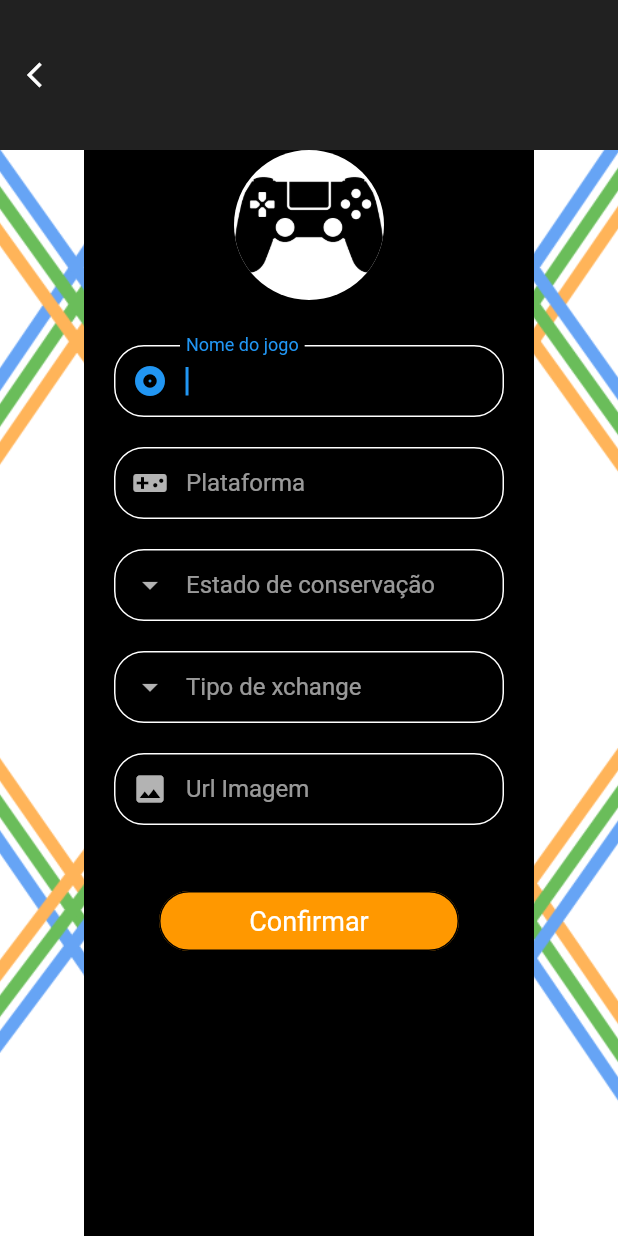
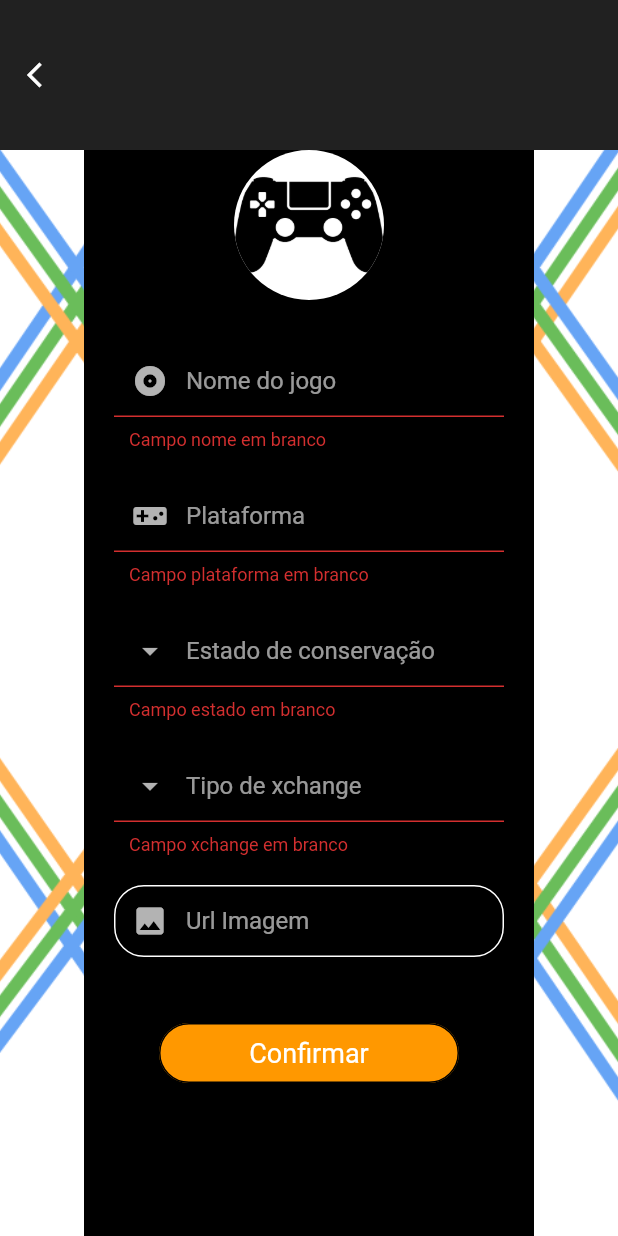
Before and after one commit to israeliarb/gamexchange_4code, a Flutter app: the GameForm screen opened by its route, scrolled down 100 dp, after a tap on "Confirmar", on a phone screen of 412 x 824 dp. Run offline on Flutter 3.47's test engine with Material 2 defaults, Android fonts, the phone set to English and light mode, and no system bars; our stand-ins replace shared_preferences; accounts and stored records are empty; network calls fail.

Commit message:
Inserção de Game no BD
Funcionando

```diff
--- a/lib/views/game_form.dart
+++ b/lib/views/game_form.dart
@@ -13,7 +13,7 @@ class _GameFormState extends State<GameForm> {
   bool _isLoading = false;
   final _formData = Map<String, Object>();
 
-  void initState(){
+  void initState() {
     super.initState();
     Provider.of<Games>(context, listen: false).carregarGames();
   }
@@ -37,11 +37,32 @@ class _GameFormState extends State<GameForm> {
     }
   }
 
-  String nomePlataforma="";
-  var _consoles =['','DreamCast','Game Gear','Game Cube','Game Boy','Master System','Nintendo 3DS','Nintendo 64','Nintendo Switch','Nintendo Wii','PlayStation 1','PlayStation 2','PlayStation 3','PlayStation 4','PlayStation 5','PSP','Xbox','Xbox 360','Xbox One','Xbox Series X/S'];
+  String nomePlataforma = "";
+  var _consoles = [
+    '',
+    'DreamCast',
+    'Game Gear',
+    'Game Cube',
+    'Game Boy',
+    'Master System',
+    'Nintendo 3DS',
+    'Nintendo 64',
+    'Nintendo Switch',
+    'Nintendo Wii',
+    'PlayStation 1',
+    'PlayStation 2',
+    'PlayStation 3',
+    'PlayStation 4',
+    'PlayStation 5',
+    'PSP',
+    'Xbox',
+    'Xbox 360',
+    'Xbox One',
+    'Xbox Series X/S'
+  ];
   var _itemSelecionado = '';
 
-  void _dropDownItemSelected(String novoItem){
+  void _dropDownItemSelected(String novoItem) {
     setState(() {
       this._itemSelecionado = novoItem;
     });
@@ -55,13 +76,16 @@ class _GameFormState extends State<GameForm> {
         elevation: 0,
         backgroundColor: Colors.grey[900],
         leading: IconButton(
-            onPressed: (){
+          onPressed: () {
             Navigator.pop(context);
           },
           icon: Icon(Icons.arrow_back_ios, size: 20, color: Colors.white),
         ),
       ),
+
+
       body: SingleChildScrollView(
+
         child: Container(
           decoration: BoxDecoration(
             color: Colors.white,
@@ -72,16 +96,13 @@ class _GameFormState extends State<GameForm> {
           ),
           width: double.infinity,
           height: MediaQuery.of(context).size.height,
-          child:
-          Center(
-            child:
-                  Container(
-                    width:300,
+          child: Center(
+            child: Container(
+              width: 300,
               height: double.infinity,
               color: Colors.black,
               //),
-                    child:
-                  Column(
+              child: Column(
                 children: [
                   Container(
                     height: 100,
@@ -90,8 +111,7 @@ class _GameFormState extends State<GameForm> {
                         image: DecorationImage(
                       image: AssetImage('assets/icons/gamexchange.png'),
                       fit: BoxFit.scaleDown,
-                            )
-                        ),
+                    )),
                   ),
                   Padding(
                     padding: const EdgeInsets.only(left: 20, right: 20),
@@ -104,125 +124,220 @@ class _GameFormState extends State<GameForm> {
                           image: DecorationImage(
                             image: AssetImage('assets/icons/controller.png'),
                             fit: BoxFit.fill,
+                          )),
+                    ),
+                  ),
+                  SizedBox(
+                    height: 30,
+                  ),
+
+                  Padding(
+                      padding: const EdgeInsets.only(left: 20, right: 20),
+                      child: Form(
+                          key: _form,
+                          child: Column(children: <Widget>[
+                            TextFormField(
+                              initialValue: _formData['nome'],
+                              decoration: InputDecoration(
+                                prefixIcon: Icon(Icons.album),
+                                contentPadding:
+                                EdgeInsets.symmetric(vertical: 0, horizontal: 10),
+                                enabledBorder: OutlineInputBorder(
+                                    borderSide: BorderSide(color: Colors.white),
+                                    borderRadius: BorderRadius.circular(20)),
+                                focusedBorder: OutlineInputBorder(
+                                    borderSide: BorderSide(color: Colors.white),
+                                    borderRadius: BorderRadius.circular(20)),
+                                labelText: 'Nome do jogo',
+                              ),
+                              validator: (value) {
+                                // ignore: missing_return
+                                if (value == null || value.trim().isEmpty) {
+                                  return 'Campo nome em branco';
+                                }
+                                return null;
+                              },
+                              onSaved: (value) => _formData['nome'] = value,
+                            ),
+                            SizedBox(
+                              height: 20,
+                            ),
+
+
+                            TextFormField(
+                              initialValue: _formData['plataforma'],
+                              decoration: InputDecoration(
+                                prefixIcon: Icon(Icons.videogame_asset),
+                                contentPadding:
+                                EdgeInsets.symmetric(vertical: 0, horizontal: 10),
+                                enabledBorder: OutlineInputBorder(
+                                    borderSide: BorderSide(color: Colors.white),
+                                    borderRadius: BorderRadius.circular(20)),
+                                focusedBorder: OutlineInputBorder(
+                                    borderSide: BorderSide(color: Colors.white),
+                                    borderRadius: BorderRadius.circular(20)),
+                                labelText: 'Plataforma',
+                              ),
+                              validator: (value) {
+                                // ignore: missing_return
+                                if (value == null || value.trim().isEmpty) {
+                                  return 'Campo plataforma em branco';
+                                }
+                                return null;
+                              },
+                              onSaved: (value) => _formData['plataforma'] = value,
+                            ),
+                            SizedBox(
+                              height: 20,
+                            ),
+
+
+                            TextFormField(
+                              initialValue: _formData['estado'],
+                              decoration: InputDecoration(
+                                prefixIcon: Icon(Icons.arrow_drop_down),
+                                contentPadding:
+                                EdgeInsets.symmetric(vertical: 0, horizontal: 10),
+                                enabledBorder: OutlineInputBorder(
+                                    borderSide: BorderSide(color: Colors.white),
+                                    borderRadius: BorderRadius.circular(20)),
+                                focusedBorder: OutlineInputBorder(
+                                    borderSide: BorderSide(color: Colors.white),
+                                    borderRadius: BorderRadius.circular(20)),
+                                labelText: 'Estado de conservação',
+                              ),
+                              validator: (value) {
+                                // ignore: missing_return
+                                if (value == null || value.trim().isEmpty) {
+                                  return 'Campo estado em branco';
+                                }
+                                return null;
+                              },
+                              onSaved: (value) => _formData['estado'] = value,
+                            ),
+                            SizedBox(
+                              height: 20,
+                            ),
+
+
+                            TextFormField(
+                              initialValue: _formData['xchange'],
+                              decoration: InputDecoration(
+                                prefixIcon: Icon(Icons.arrow_drop_down),
+                                contentPadding:
+                                EdgeInsets.symmetric(vertical: 0, horizontal: 10),
+                                enabledBorder: OutlineInputBorder(
+                                    borderSide: BorderSide(color: Colors.white),
+                                    borderRadius: BorderRadius.circular(20)),
+                                focusedBorder: OutlineInputBorder(
+                                    borderSide: BorderSide(color: Colors.white),
+                                    borderRadius: BorderRadius.circular(20)),
+                                labelText: 'Tipo de xchange',
+                              ),
+                              validator: (value) {
+                                // ignore: missing_return
+                                if (value == null || value.trim().isEmpty) {
+                                  return 'Campo xchange em branco';
+                                }
+                                return null;
+                              },
+                              onSaved: (value) => _formData['xchange'] = value,
+                            ),
+                            SizedBox(
+                              height: 20,
+                            ),
+
+
+                            TextFormField(
+                              initialValue: _formData['imageUrl'],
+                              decoration: InputDecoration(
+                                prefixIcon: Icon(Icons.image),
+                                contentPadding:
+                                EdgeInsets.symmetric(vertical: 0, horizontal: 10),
+                                enabledBorder: OutlineInputBorder(
+                                    borderSide: BorderSide(color: Colors.white),
+                                    borderRadius: BorderRadius.circular(20)),
+                                focusedBorder: OutlineInputBorder(
+                                    borderSide: BorderSide(color: Colors.white),
+                                    borderRadius: BorderRadius.circular(20)),
+                                labelText: 'Url Imagem',
+                              ),
+                              onSaved: (value) => _formData['imageUrl'] = value,
+                            ),
+                            SizedBox(
+                              height: 40,
+                            ),
+                          ]
+                          )
                       )
                   ),
+
+                  MaterialButton(
+                    //Confirmar
+                    minWidth: 200,
+                    height: 40,
+                    color: Colors.orange,
+                    onPressed: () async {
+                      final isValid = _form.currentState.validate();
+
+                      if (isValid) {
+                        _form.currentState.save();
+
+                        final game = Game(
+                          id: _formData['id'],
+                          nome: _formData['nome'],
+                          xchange: _formData['xchange'],
+                          plataforma: _formData['plataforma'],
+                          estado: _formData['estado'],
+                          imageUrl: _formData['imageUrl'],
+                        );
+
+                        setState(() {
+                          _isLoading = true;
+                        });
+
+                        final games =
+                            Provider.of<Games>(context, listen: false);
+
+                        try {
+                          if (_formData['id'] == null) {
+                            await games.adicionarGame(game);
+                          } else {
+                            await games.atualizarGame(game);
+                          }
+                          Navigator.of(context).pop();
+                        } catch (error) {
+                          await showDialog<Null>(
+                            context: context,
+                            builder: (ctx) => AlertDialog(
+                              title: Text('Ocorreu um erro!'),
+                              content:
+                                  Text('Ocorreu um erro pra salvar o jogo'),
+                              actions: <Widget>[
+                                // ignore: deprecated_member_use
+                                FlatButton(
+                                  child: Text('Fechar'),
+                                  onPressed: () => Navigator.of(context).pop(),
                                 ),
+                              ],
                             ),
-                      SizedBox(height: 30,),
-                      Padding( //nome
-                        padding: const EdgeInsets.only(left: 20, right: 20),
-                        child: TextField(
-                          autofocus: true,
-                          decoration: InputDecoration(
-                            prefixIcon: Icon(Icons.album),
-                            contentPadding: EdgeInsets.symmetric(vertical: 0, horizontal: 10),
-                            enabledBorder: OutlineInputBorder(
-                                borderSide: BorderSide(color: Colors.white),
-                                borderRadius: BorderRadius.circular(20)
+                          );
+                        } finally {
+                          setState(() {
+                            _isLoading = false;
+                          });
+                        }
+                        // Navigator.of(context).pop();
+                      }
+                    },
+                    shape: RoundedRectangleBorder(
+                        side: BorderSide(),
+                        borderRadius: BorderRadius.circular(20)),
+                    child: Text(
+                      "Confirmar",
+                      style:
+                          TextStyle(fontWeight: FontWeight.w400, fontSize: 18),
                     ),
-                            focusedBorder: OutlineInputBorder(
-                                borderSide: BorderSide(color: Colors.white),
-                                borderRadius: BorderRadius.circular(20)
-                            ),
-                            labelText: 'Nome do jogo',
-                          ),
-                        ),
-                      ),
-                      SizedBox(height: 20,),
-                      Padding( //plataforma
-                        padding: const EdgeInsets.only(left: 20, right: 20),
-                        child: TextField(
-                          autofocus: true,
-                          decoration: InputDecoration(
-                            prefixIcon: Icon(Icons.videogame_asset),
-                            contentPadding: EdgeInsets.symmetric(vertical: 0, horizontal: 10),
-                            enabledBorder: OutlineInputBorder(
-                                borderSide: BorderSide(color: Colors.white),
-                                borderRadius: BorderRadius.circular(20)
-                            ),
-                            focusedBorder: OutlineInputBorder(
-                                borderSide: BorderSide(color: Colors.white),
-                                borderRadius: BorderRadius.circular(20)
-                            ),
-                            labelText: 'Plataforma',
-                          ),
-                        ),
-                      ),
-                      SizedBox(height: 20,),
-                      Padding( //estado
-                        padding: const EdgeInsets.only(left: 20, right: 20),
-                        child: TextField(
-                          autofocus: true,
-                          decoration: InputDecoration(
-                            prefixIcon: Icon(Icons.arrow_drop_down),
-                            contentPadding: EdgeInsets.symmetric(vertical: 0, horizontal: 10),
-                            enabledBorder: OutlineInputBorder(
-                                borderSide: BorderSide(color: Colors.white),
-                                borderRadius: BorderRadius.circular(20)
-                            ),
-                            focusedBorder: OutlineInputBorder(
-                                borderSide: BorderSide(color: Colors.white),
-                                borderRadius: BorderRadius.circular(20)
-                            ),
-                            labelText: 'Estado de conservação',
-                          ),
-                        ),
-                      ),
-                      SizedBox(height: 20,),
-                      Padding( //xchange
-                        padding: const EdgeInsets.only(left: 20, right: 20),
-                        child: TextField(
-                          autofocus: true,
-                          decoration: InputDecoration(
-                            prefixIcon: Icon(Icons.arrow_drop_down),
-                            contentPadding: EdgeInsets.symmetric(vertical: 0, horizontal: 10),
-                            enabledBorder: OutlineInputBorder(
-                                borderSide: BorderSide(color: Colors.white),
-                                borderRadius: BorderRadius.circular(20)
-                            ),
-                            focusedBorder: OutlineInputBorder(
-                                borderSide: BorderSide(color: Colors.white),
-                                borderRadius: BorderRadius.circular(20)
-                            ),
-                            labelText: 'Tipo de xchange',
-                          ),
-                        ),
-                      ),
-                      SizedBox(height: 20,),
-                      Padding( //game url
-                        padding: const EdgeInsets.only(left: 20, right: 20),
-                        child: TextField(
-                          autofocus: true,
-                          decoration: InputDecoration(
-                            prefixIcon: Icon(Icons.image),
-                            contentPadding: EdgeInsets.symmetric(vertical: 0, horizontal: 10),
-                            enabledBorder: OutlineInputBorder(
-                                borderSide: BorderSide(color: Colors.white),
-                                borderRadius: BorderRadius.circular(20)
-                            ),
-                            focusedBorder: OutlineInputBorder(
-                                borderSide: BorderSide(color: Colors.white),
-                                borderRadius: BorderRadius.circular(20)
-                            ),
-                            labelText: 'Url Imagem',
-                          ),
-                        ),
-                      ),
-                      SizedBox(height: 40,),
-                      MaterialButton( //Confirmar
-                        minWidth: 200,
-                        height:  40,
-                        color: Colors.orange,
-                        onPressed: () {},
-                        shape: RoundedRectangleBorder(
-                            side: BorderSide(
-                            ),
-                            borderRadius: BorderRadius.circular(20)
-                        ),
-                        child: Text("Confirmar", style: TextStyle(
-                            fontWeight: FontWeight.w400,
-                            fontSize: 18
-                        ),),
                   ),
                 ],
               ),
@@ -231,6 +346,5 @@ class _GameFormState extends State<GameForm> {
         ),
       ),
     );
-
   }
 }
```
Also changed, not shown: pubspec.lock. Lines whose indentation alone changed are shown as unchanged.
